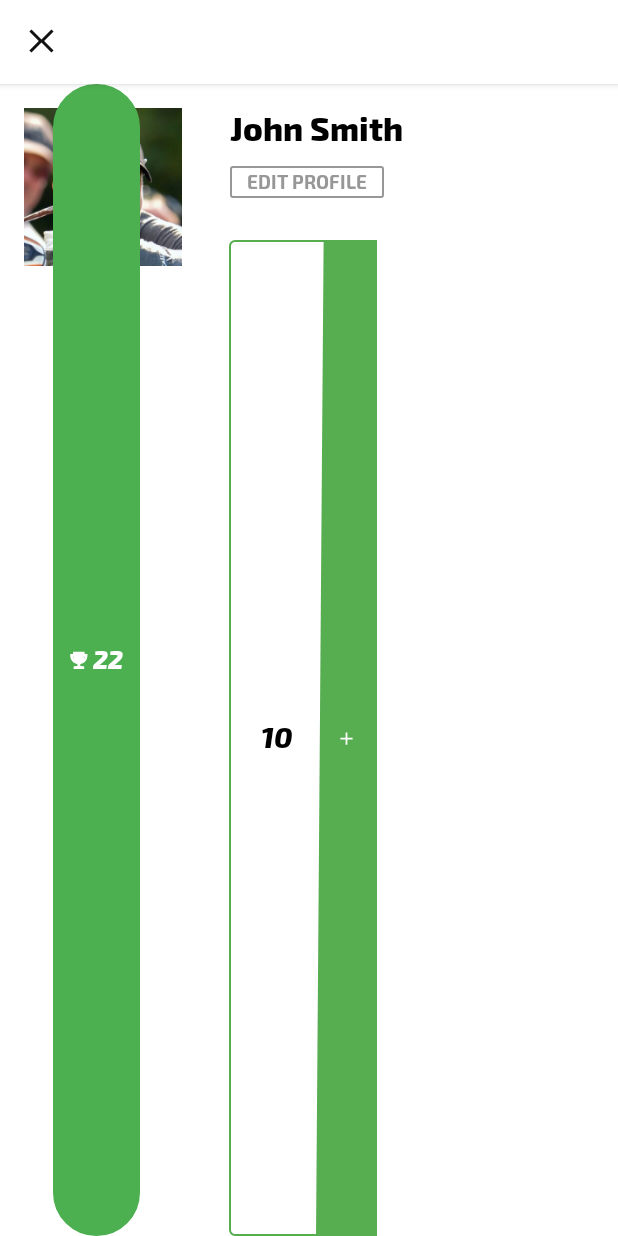
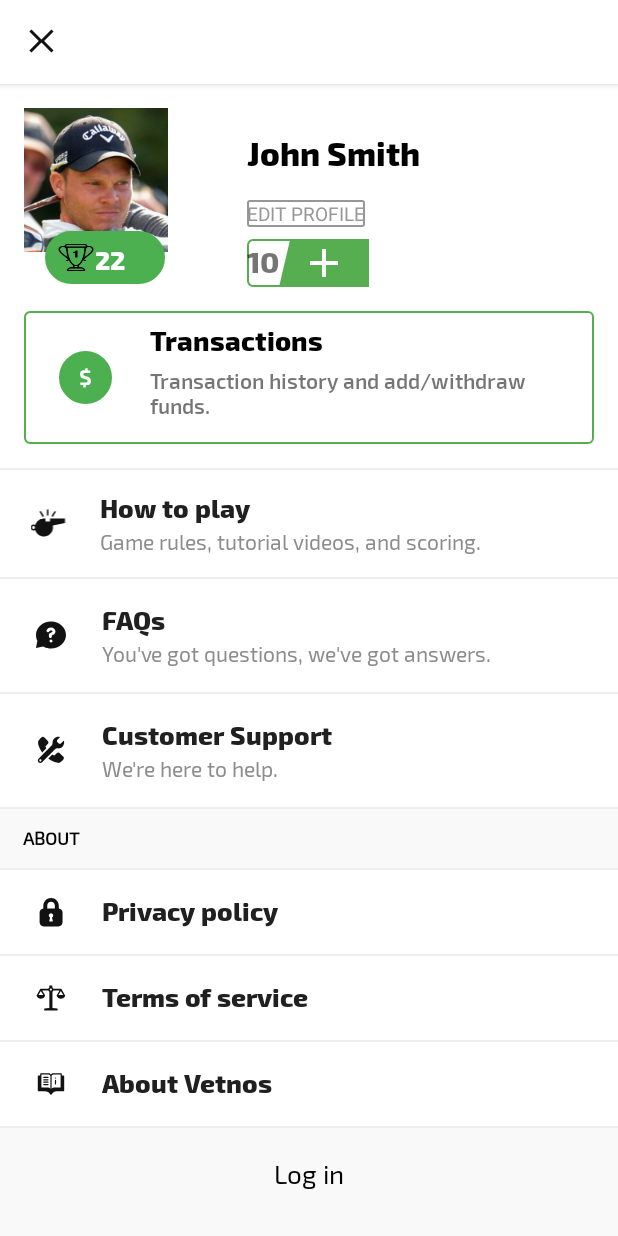
Before and after one commit to thirupathikalyankumar/Sqorr_Sample, an Android app: the layout activity_profile.xml on its own in the app's theme, with its tools: preview values and no code run, on a phone screen of 412 x 824 dp. Run offline under Robolectric (Android 15) with nearby library versions, the phone set to English and light mode, and no system bars; Roboto replaces fonts that are not available here.

Commit message:
Profile screen changes

```diff
--- a/app/src/main/res/layout/activity_profile.xml
+++ b/app/src/main/res/layout/activity_profile.xml
@@ -4,16 +4,16 @@
     xmlns:tools="http://schemas.android.com/tools"
     android:layout_width="match_parent"
     android:layout_height="match_parent"
-    android:orientation="vertical"
-    android:background="#f9f9f9">
+    android:background="#f9f9f9"
+    android:orientation="vertical">
 
     <include layout="@layout/custom_profile_toolbar_layout" />
 
     <ScrollView
         android:layout_width="match_parent"
         android:layout_height="match_parent"
+        android:fillViewport="true"
         android:scrollbarThumbVertical="@android:color/transparent"
-        android:fillViewport="true"
         app:layout_constraintBottom_toBottomOf="parent"
         app:layout_constraintEnd_toEndOf="parent"
         app:layout_constraintStart_toStartOf="parent"
@@ -114,13 +114,122 @@
                     android:background="@color/white"
                     android:orientation="vertical">
 
-                    <RelativeLayout
+
+                    <LinearLayout
                         android:id="@+id/constraintProfileView"
                         android:layout_width="match_parent"
-                        android:layout_height="wrap_content">
+                        android:layout_height="wrap_content"
+                        android:orientation="horizontal">
+
+                        <FrameLayout
+                            android:layout_width="0dp"
+                            android:layout_height="wrap_content"
+                            android:layout_weight="1"
+                            android:orientation="vertical">
+
+                            <ImageView
+                                android:id="@+id/profileImage"
+                                android:layout_width="96dp"
+                                android:layout_height="96dp"
+                                android:layout_marginStart="16dp"
+                                android:layout_marginTop="16dp"
+                                android:src="@drawable/ic_profile_image"
+                                app:layout_constraintTop_toTopOf="parent"
+                                tools:srcCompat="@tools:sample/avatars" />
+
+                            <LinearLayout
+                                android:layout_width="80dp"
+                                android:layout_height="35dp"
+                                android:layout_marginStart="30dp"
+                                android:layout_marginTop="98dp"
+                                android:background="@drawable/owel"
+                                android:orientation="horizontal"
+                                android:padding="8dp">
+
+                                <ImageView
+                                    android:id="@+id/img_acc"
+                                    android:layout_width="0dp"
+                                    android:layout_height="wrap_content"
+                                    android:layout_weight=".2"
+                                    android:background="@drawable/ic_cup_white"
+                                    android:scaleType="fitCenter" />
+
+                                <TextView
+                                    android:id="@+id/tvProfileScore"
+                                    android:layout_width="0dp"
+                                    android:layout_height="wrap_content"
+                                    android:layout_weight=".3"
+                                    android:fontFamily="@font/exo_extrabold"
+                                    android:text="22"
+                                    android:textColor="@android:color/white"
+                                    android:textSize="@dimen/txt_size_17"
+                                    tools:ignore="HardcodedText" />
 
 
+                            </LinearLayout>
+
+                        </FrameLayout>
+
+                        <LinearLayout
+                            android:layout_width="0dp"
+                            android:layout_height="wrap_content"
+                            android:layout_weight="1.5"
+                            android:orientation="vertical">
+
+                            <TextView
+                                android:id="@+id/tvName"
+                                android:layout_width="wrap_content"
+                                android:layout_height="wrap_content"
+                                android:layout_marginTop="32dp"
+                                android:layout_marginEnd="8dp"
+                                android:fontFamily="@font/exo_extrabold"
+                                android:text="John Smith"
+                                android:textColor="@android:color/black"
+                                android:textSize="@dimen/txt_size_22"
+                                tools:ignore="HardcodedText" />
+
+                            <TextView
+                                android:id="@+id/tVEditProfile"
+                                android:layout_width="wrap_content"
+                                android:layout_height="wrap_content"
+                                android:layout_marginTop="16dp"
+                                android:layout_marginEnd="8dp"
+                                android:background="@drawable/rectangle"
+                                android:text="@string/edit_profile"
+                                android:textColor="#979797"
+                                android:textSize="@dimen/small_bf_size" />
+
+                            <LinearLayout
+                                android:id="@+id/ll_add_funds"
+                                android:layout_width="wrap_content"
+                                android:layout_height="32dp"
+                                android:layout_marginTop="8dp"
+                                android:background="@drawable/rectangle_green"
+                                android:orientation="horizontal">
+
+                                <TextView
+                                    android:id="@+id/tv_cash_toker"
+                                    android:layout_width="0dp"
+                                    android:layout_height="wrap_content"
+                                    android:layout_gravity="center_vertical"
+                                    android:layout_weight="1"
+                                    android:fontFamily="@font/exo_extrabold"
+                                    android:gravity="center"
+                                    android:text="10"
+                                    android:textSize="20sp" />
+
                                 <ImageView
+                                    android:id="@+id/imgProfileAdd"
+                                    android:layout_width="0dp"
+                                    android:layout_height="wrap_content"
+                                    android:layout_weight="1"
+                                    android:background="@drawable/parell_green"
+                                    app:srcCompat="@drawable/ic_add_white" />
+                            </LinearLayout>
+                        </LinearLayout>
+                    </LinearLayout>
+
+                    <!--<ImageView
                         android:id="@+id/profileImage"
                         android:layout_width="105dp"
                         android:layout_height="105dp"
@@ -141,7 +250,6 @@
                         android:background="@drawable/owel"
                         android:orientation="horizontal"
                         android:paddingStart="7dp"
-
                         android:paddingTop="7dp"
                         android:paddingEnd="7dp"
                         android:paddingBottom="7dp">
@@ -171,9 +279,9 @@
 
 
                     </LinearLayout>
+-->
 
-
-                        <TextView
+                    <!--  <TextView
                           android:id="@+id/tvName"
                           android:layout_width="wrap_content"
                           android:layout_height="wrap_content"
@@ -242,8 +350,8 @@
                               android:contentDescription="@string/add_cash"
                               android:scaleType="center"
                               app:srcCompat="@drawable/ic_add_white" />
-                        </LinearLayout>
-                    </RelativeLayout>
+                      </LinearLayout>-->
+
 
                     <RelativeLayout
                         android:id="@+id/viewTransactions"
```
Lines whose indentation alone changed are shown as unchanged.
